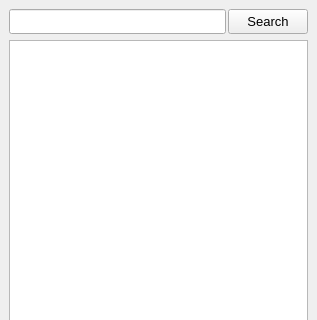
zclongpop123/MPToolkit, file core/MDL/ReplaceUV/replaceUV.ui: the form before one commit; both pictures show x 0 to 317 and y 0 to 320 of the 317 by 484 pixel window.
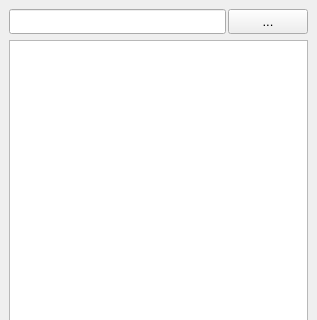
The form after the commit.

Commit message: change replace UV to new method...

```diff
--- a/core/MDL/ReplaceUV/replaceUV.ui
+++ b/core/MDL/ReplaceUV/replaceUV.ui
@@ -16,7 +16,7 @@
   <widget class="QWidget" name="centralwidget">
    <layout class="QVBoxLayout" name="verticalLayout">
     <item>
-     <layout class="QHBoxLayout" name="horizontalLayout" stretch="8,2">
+     <layout class="QHBoxLayout" name="horizontalLayout" stretch="9,1">
       <property name="spacing">
        <number>2</number>
       </property>
@@ -61,7 +61,7 @@
          </font>
         </property>
         <property name="text">
-         <string>Search</string>
+         <string>...</string>
         </property>
        </widget>
       </item>
```
Left out of the diff: 4 changed lines with no effect on the pictures. The commit also changes 1 other file.
